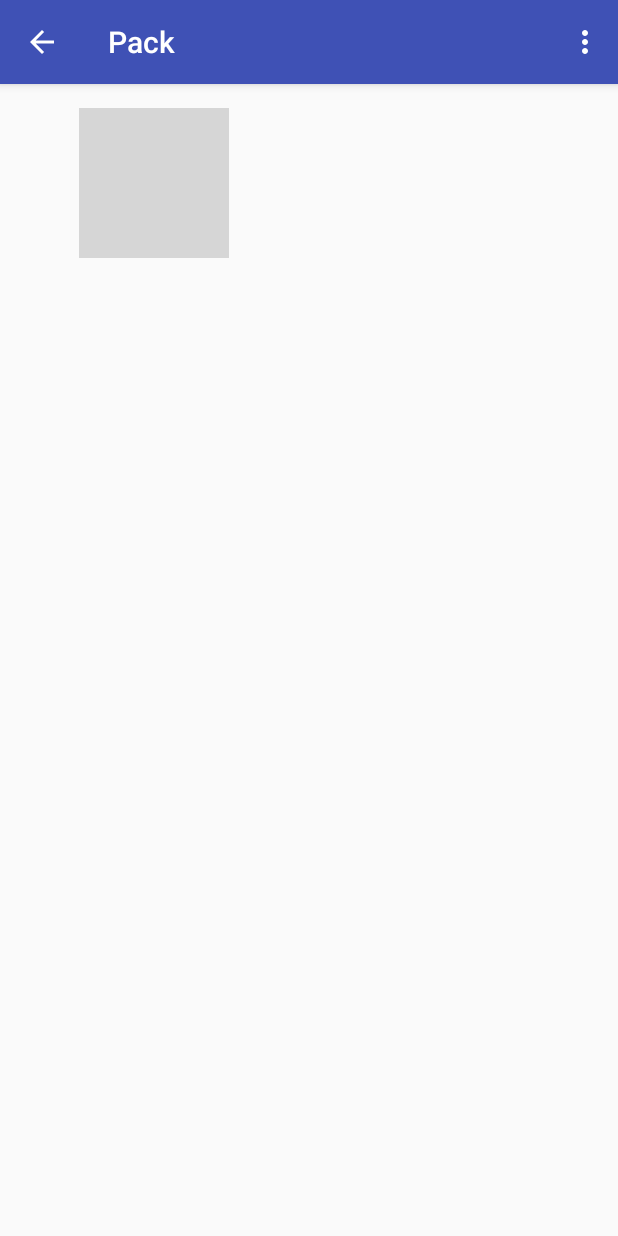
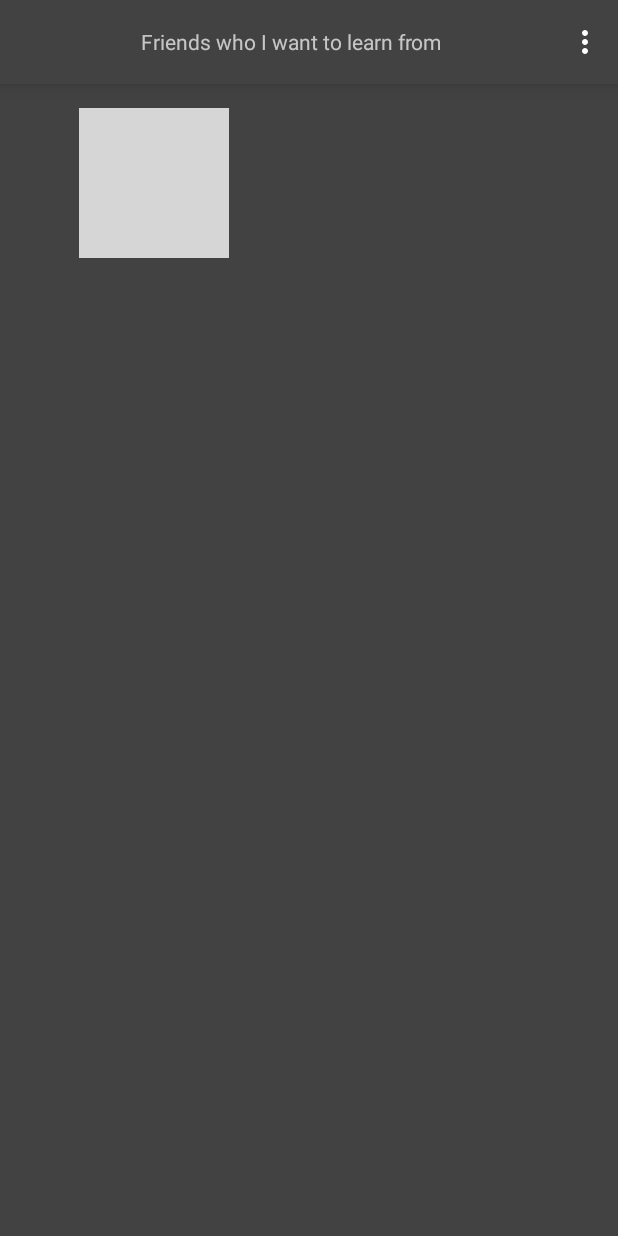
Before and after one commit to zenstateofmind/Enlighten-master, an Android app: the PackActivity screen opened directly, with no data from a screen before it, on a phone screen of 412 x 824 dp. Run offline under Robolectric (Android 15) with nearby library versions, the phone set to English and light mode, and no system bars; our stand-ins replace Picasso; libraries missing offline, so code that uses them is left out: com.twitter.sdk; pictures from the network do not load; 15 statements that could not run were skipped; grey boxes are pictures that could not be loaded.

Commit message:
Brushing up the UI and adding toolbars

```diff
--- a/app/src/main/java/com/example/nikhiljoshi/enlighten/UI/Activity/ArticleActivity.java
+++ b/app/src/main/java/com/example/nikhiljoshi/enlighten/UI/Activity/ArticleActivity.java
@@ -20,7 +20,8 @@ public class ArticleActivity extends AppCompatActivity implements LoadingActivit
     protected void onCreate(Bundle savedInstanceState) {
         super.onCreate(savedInstanceState);
 
-        getSupportActionBar().setDisplayHomeAsUpEnabled(true);
+
+//        getSupportActionBar().setDisplayHomeAsUpEnabled(true);
 
         setContentView(R.layout.activity_articles);
 
--- a/app/src/main/java/com/example/nikhiljoshi/enlighten/UI/Activity/PackActivity.java
+++ b/app/src/main/java/com/example/nikhiljoshi/enlighten/UI/Activity/PackActivity.java
@@ -27,7 +27,7 @@ public class PackActivity extends AppCompatActivity {
     @Override
     protected void onCreate(Bundle savedInstanceState) {
         super.onCreate(savedInstanceState);
-        getSupportActionBar().setDisplayHomeAsUpEnabled(true);
+//        getSupportActionBar().setDisplayHomeAsUpEnabled(true);
 
         // if parentPackId = -1 then go to MainActivity, else open PackActivity with parentPackId
 
@@ -36,6 +36,7 @@ public class PackActivity extends AppCompatActivity {
         // get the pack_id
         final long currentPackId = getIntent().getLongExtra(PACK_ID_TAG, -1L);
         parentPackId = getIntent().getLongExtra(PARENT_PACK_ID_TAG, -1L);
+
         final ActivityToStartOnFriendSelection activityToStartOnFriendSelection =
                 ActivityToStartOnFriendSelection.PACK_ACTIVITY;
         final FriendSource friendSource = FriendSource.DB;
--- a/app/src/main/java/com/example/nikhiljoshi/enlighten/UI/Activity/SelectFriendsActivity.java
+++ b/app/src/main/java/com/example/nikhiljoshi/enlighten/UI/Activity/SelectFriendsActivity.java
@@ -35,7 +35,7 @@ public class SelectFriendsActivity extends AppCompatActivity  {
         super.onCreate(savedInstanceState);
         setContentView(R.layout.activity_select_friends);
 
-        getSupportActionBar().setDisplayHomeAsUpEnabled(true);
+//        getSupportActionBar().setDisplayHomeAsUpEnabled(true);
 
         final Intent intent = getIntent();
 
--- a/app/src/main/java/com/example/nikhiljoshi/enlighten/UI/Fragment/ChosenFriendsFragment.java
+++ b/app/src/main/java/com/example/nikhiljoshi/enlighten/UI/Fragment/ChosenFriendsFragment.java
@@ -15,8 +15,10 @@ import android.support.v4.app.LoaderManager;
 import android.support.v4.content.CursorLoader;
 import android.support.v4.content.Loader;
 import android.support.v7.app.AlertDialog;
+import android.support.v7.app.AppCompatActivity;
 import android.support.v7.widget.GridLayoutManager;
 import android.support.v7.widget.RecyclerView;
+import android.support.v7.widget.Toolbar;
 import android.util.Log;
 import android.view.LayoutInflater;
 import android.view.Menu;
@@ -61,15 +63,22 @@ public class ChosenFriendsFragment extends Fragment implements LoaderManager.Loa
     public View onCreateView(LayoutInflater inflater, ViewGroup container, Bundle savedInstanceState) {
 
         setHasOptionsMenu(true);
+        View rootView = inflater.inflate(R.layout.fragment_chosen_friends, container, false);
 
         final Bundle arguments = getArguments();
         activityToStartOnFriendSelectionEnum =
                 (ActivityToStartOnFriendSelection) arguments.getSerializable(ACTIVITY_TO_START_ON_FRIENDS_SELECTION_TAG);
-
         friendsSourceEnum = (FriendSource) arguments.getSerializable(FRIEND_SOURCE_FOR_ADDING_NEW_FRIENDS_TAG);
         packId = arguments.getLong(PACK_ID_TAG);
 
-        View rootView = inflater.inflate(R.layout.fragment_chosen_friends, container, false);
+        Toolbar toolbar = (Toolbar)rootView.findViewById(R.id.toolbar);
+        ((AppCompatActivity)getActivity()).setSupportActionBar(toolbar);
+        ((AppCompatActivity)getActivity()).getSupportActionBar().setDisplayShowTitleEnabled(false);
+        if (packId != MainActivity.NO_PACK) {
+            ((AppCompatActivity) getActivity()).getSupportActionBar().setDisplayHomeAsUpEnabled(true);
+        }
+
+
         mFriendAndPackAdapter = new FriendAndPackAdapter(getActivity());
         // Friends are being loaded through the cursor loader
         mFriendAndPackAdapter.loadPacksFromDb(packId);
@@ -127,7 +136,8 @@ public class ChosenFriendsFragment extends Fragment implements LoaderManager.Loa
                 //              delete the friends with this pack id
                 //                  go back to MainActivity
                 deletePack();
-            }case R.id.logout: {
+                return true;
+            } case R.id.logout: {
                 AlertDialog.Builder builder = new AlertDialog.Builder(getActivity());
                 builder.setMessage(getString(R.string.verify_user_wants_to_logout))
                         .setNeutralButton(R.string.ok, new DialogInterface.OnClickListener() {
@@ -139,7 +149,7 @@ public class ChosenFriendsFragment extends Fragment implements LoaderManager.Loa
                             }
                         });
                 builder.show();
-
+                return true;
             } default:
                 return super.onOptionsItemSelected(item);
         }
--- a/app/src/main/res/layout/fragment_articles_view.xml
+++ b/app/src/main/res/layout/fragment_articles_view.xml
@@ -2,6 +2,8 @@
 <LinearLayout xmlns:android="http://schemas.android.com/apk/res/android"
     android:orientation="vertical" android:layout_width="match_parent"
     android:layout_height="match_parent">
+
+
 
     <android.support.v7.widget.RecyclerView
         android:layout_width="match_parent"
--- a/app/src/main/res/layout/fragment_chosen_friends.xml
+++ b/app/src/main/res/layout/fragment_chosen_friends.xml
@@ -1,7 +1,36 @@
 <?xml version="1.0" encoding="utf-8"?>
 <LinearLayout xmlns:android="http://schemas.android.com/apk/res/android"
-    android:orientation="vertical" android:layout_width="match_parent"
-    android:layout_height="match_parent">
+    xmlns:app="http://schemas.android.com/apk/res-auto"
+    android:orientation="vertical"
+    android:layout_width="match_parent"
+    android:layout_height="match_parent"
+    android:background="@color/cardview_dark_background">
+
+    <android.support.design.widget.AppBarLayout
+        android:id="@+id/appbar"
+        android:layout_width="match_parent"
+        android:layout_height="wrap_content"
+        android:theme="@style/ThemeOverlay.AppCompat.Dark.ActionBar"
+        app:elevation="@dimen/appbar_elevation">
+
+        <android.support.v7.widget.Toolbar
+            android:id="@+id/toolbar"
+            android:layout_width="match_parent"
+            android:layout_height="wrap_content"
+            android:elevation="0dp"
+            app:layout_scrollFlags="scroll|enterAlways"
+            app:theme="@style/ThemeOverlay.AppCompat.ActionBar">
+
+            <TextView
+                android:layout_width="match_parent"
+                android:id="@+id/toolbar_text"
+                android:layout_height="match_parent"
+                android:gravity="center_horizontal"
+                android:text="Friends who I want to learn from"/>
+
+        </android.support.v7.widget.Toolbar>
+
+    </android.support.design.widget.AppBarLayout>
 
     <android.support.v7.widget.RecyclerView
         android:layout_width="match_parent"
--- a/app/src/main/res/layout/friend_image_username_item.xml
+++ b/app/src/main/res/layout/friend_image_username_item.xml
@@ -23,6 +23,7 @@
         android:paddingBottom="@dimen/activity_vertical_margin"
         android:id="@+id/profile_name"
         android:text="Marc Andreessen"
+        android:textColor="@color/white"
         android:layout_below="@+id/profile_picture"
         android:textAppearance="@style/TextAppearance.AppCompat.Title"/>
 
--- a/app/src/main/res/layout/pack_item.xml
+++ b/app/src/main/res/layout/pack_item.xml
@@ -9,13 +9,14 @@
         android:layout_width="match_parent"
         android:layout_height="match_parent"
         android:layout_margin="@dimen/activity_horizontal_margin"
-        android:background="@color/holo_blue_light">
+        android:background="@color/colorPrimaryDark">
 
     <TextView
         android:layout_width="match_parent"
         android:layout_height="match_parent"
         android:id="@+id/pack_item_name"
         android:contentDescription="@string/pack_name"
+        android:textColor="@color/white"
         android:gravity="center"
         android:textAppearance="@style/TextAppearance.AppCompat.Title"/>
     </LinearLayout>
--- a/app/src/main/res/values/colors.xml
+++ b/app/src/main/res/values/colors.xml
@@ -1,7 +1,7 @@
 <?xml version="1.0" encoding="utf-8"?>
 <resources>
-    <color name="colorPrimary">#3F51B5</color>
-    <color name="colorPrimaryDark">#303F9F</color>
+    <color name="colorPrimary">@color/cardview_dark_background</color>
+    <color name="colorPrimaryDark">@color/tw__composer_black</color>
     <color name="colorAccent">#FF4081</color>
 
     <!-- the activated state color -->
--- a/app/src/main/res/values/dimens.xml
+++ b/app/src/main/res/values/dimens.xml
@@ -5,8 +5,7 @@
 
     <dimen name="list_item_padding">@dimen/abc_list_item_padding_horizontal_material</dimen>
 
-    <dimen name="book_height">120dp</dimen>
-    <dimen name="book_width">80dp</dimen>
+    <dimen name="welcome_screen_logo">50dp</dimen>
 
     <dimen name="list_item_caption_padding">@dimen/abc_list_item_padding_horizontal_material</dimen>
     <dimen name="widget_default_height">120dp</dimen>
--- a/app/src/main/res/values/styles.xml
+++ b/app/src/main/res/values/styles.xml
@@ -1,11 +1,18 @@
 <resources>
 
     <!-- Base application theme. -->
-    <style name="AppTheme" parent="Theme.AppCompat.Light.DarkActionBar">
+    <style name="AppTheme" parent="Theme.AppCompat.Light.NoActionBar">
         <!-- Customize your theme here. -->
         <item name="colorPrimary">@color/colorPrimary</item>
         <item name="colorPrimaryDark">@color/colorPrimaryDark</item>
         <item name="colorAccent">@color/colorAccent</item>
+        <item name="toolbarStyle">@style/Toolbar</item>
+    </style>
+
+    <!-- main activity toolbar style -->
+    <style name="Toolbar" parent="Widget.AppCompat.Toolbar">
+        <item name="android:background">?attr/colorPrimary</item>
+        <item name="popupTheme">@style/Theme.AppCompat.Light</item>
     </style>
 
 </resources>
```
Also changed, not shown: app/src/main/java/com/example/nikhiljoshi/enlighten/UI/Fragment/SelectFriendsFragment.java (+8 -0 lines), app/src/main/java/com/example/nikhiljoshi/enlighten/adapter/FriendSelectionAdapter.java (+6 -3 lines), app/src/main/res/layout/fragment_login.xml (+26 -13 lines), app/src/main/res/layout/fragment_select_friends.xml (+31 -4 lines).
